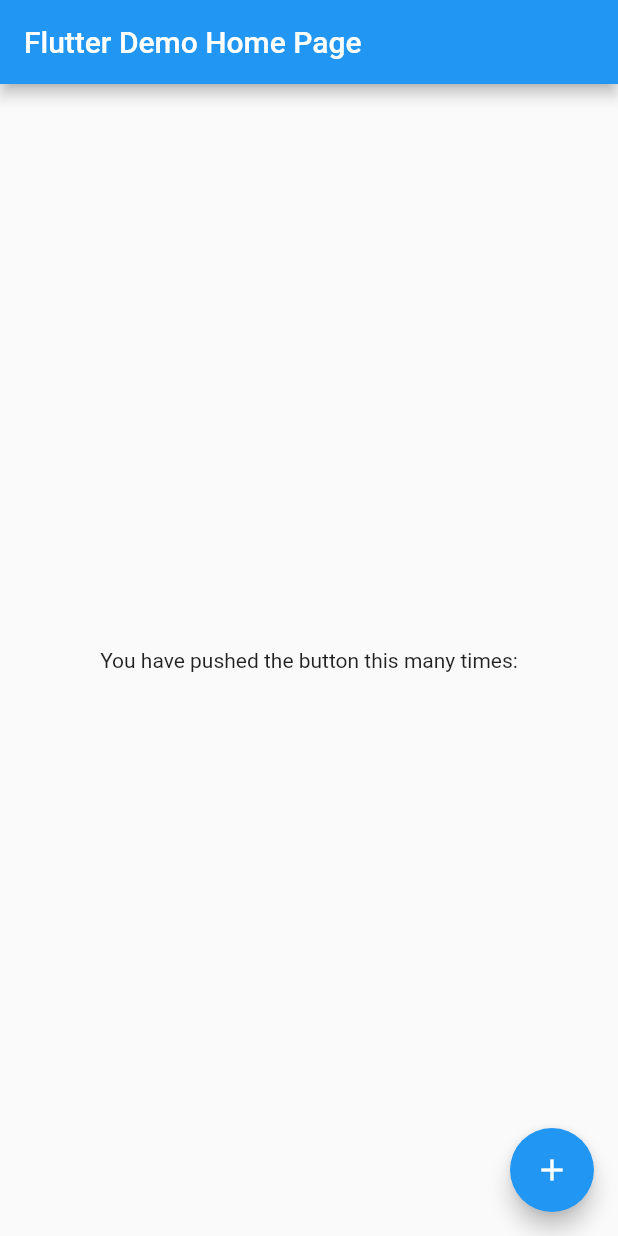
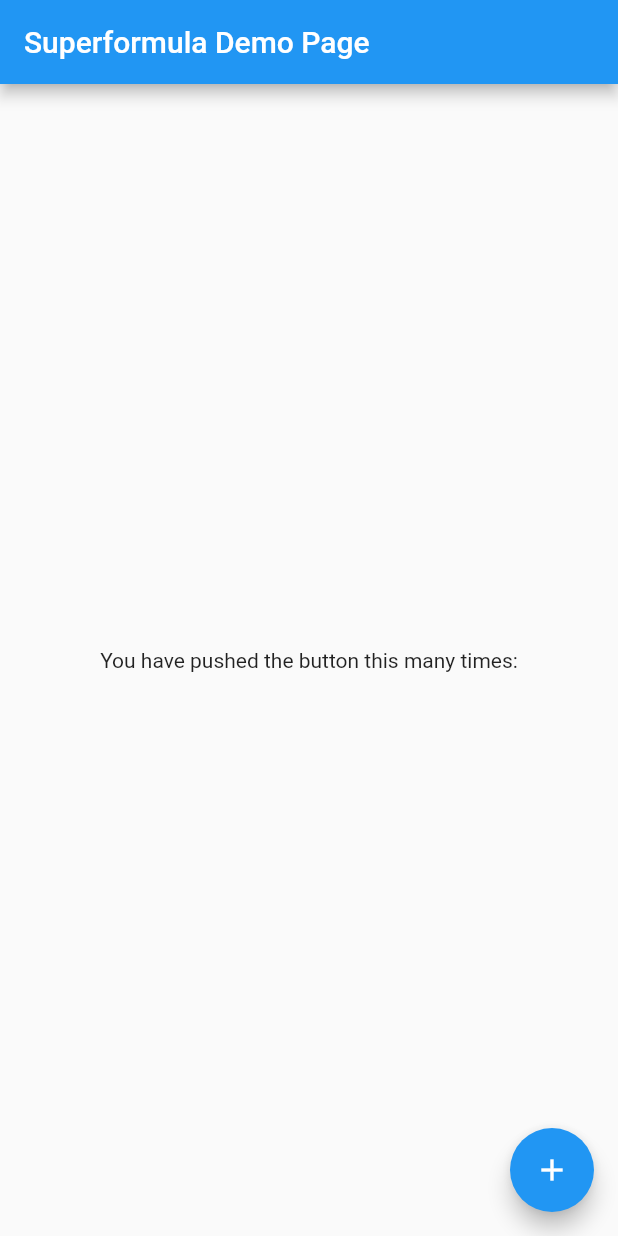
Before and after one commit to GitHubStuff/qrapp, a Flutter app: the screen it shows after launch, on a phone screen of 412 x 824 dp. Run offline on Flutter 3.47's test engine with Material 2 defaults, Android fonts, the phone set to English and light mode, and no system bars; our stand-ins replace dartz.

Commit message:
Minor ui polish

```diff
--- a/lib/main.dart
+++ b/lib/main.dart
@@ -15,7 +15,7 @@ class MyApp extends StatelessWidget {
       theme: ThemeData(
         primarySwatch: Colors.blue,
       ),
-      home: const MyHomePage(title: 'Flutter Demo Home Page'),
+      home: const MyHomePage(title: 'Superformula Demo Page'),
     );
   }
 }
@@ -43,8 +43,8 @@ class _MyHomePageState extends State<MyHomePage> {
         // in the middle of the parent.
         child: Column(
           mainAxisAlignment: MainAxisAlignment.center,
-          children: <Widget>[
-            const Text(
+          children: const <Widget>[
+            Text(
               'You have pushed the button this many times:',
             ),
           ],
```
